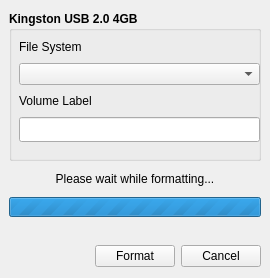
Qt form staj-projeleri/quick-format/src/ui/quickFormat.ui (pars-linux/uludag) before a commit.
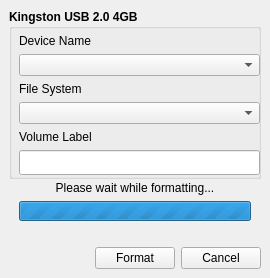
The same form after that commit.

Commit message: EXPERIMENTAL: Disk listing support

What changed in the file:
```diff
--- a/staj-projeleri/quick-format/src/ui/quickFormat.ui
+++ b/staj-projeleri/quick-format/src/ui/quickFormat.ui
@@ -47,13 +47,13 @@
       <property name="minimumSize">
        <size>
         <width>0</width>
-        <height>150</height>
+        <height>170</height>
        </size>
       </property>
       <property name="maximumSize">
        <size>
         <width>16777215</width>
-        <height>150</height>
+        <height>16777215</height>
        </size>
       </property>
       <property name="font">
@@ -74,10 +74,26 @@
          <x>10</x>
          <y>25</y>
          <width>241</width>
-         <height>106</height>
+         <height>141</height>
         </rect>
        </property>
        <layout class="QVBoxLayout" name="verticalLayout_2">
+        <item>
+         <widget class="QLabel" name="lbl_deviceName">
+          <property name="font">
+           <font>
+            <weight>50</weight>
+            <bold>false</bold>
+           </font>
+          </property>
+          <property name="text">
+           <string>Device Name</string>
+          </property>
+         </widget>
+        </item>
+        <item>
+         <widget class="QComboBox" name="cmb_deviceName"/>
+        </item>
         <item>
          <widget class="QLabel" name="lbl_fileSystem">
           <property name="font">
@@ -130,10 +146,47 @@
           </property>
          </widget>
         </item>
+        <item>
+         <spacer name="verticalSpacer_2">
+          <property name="orientation">
+           <enum>Qt::Vertical</enum>
+          </property>
+          <property name="sizeHint" stdset="0">
+           <size>
+            <width>20</width>
+            <height>40</height>
+           </size>
+          </property>
+         </spacer>
+        </item>
        </layout>
       </widget>
      </widget>
     </item>
+    <item>
+     <spacer name="verticalSpacer">
+      <property name="orientation">
+       <enum>Qt::Vertical</enum>
+      </property>
+      <property name="sizeHint" stdset="0">
+       <size>
+        <width>20</width>
+        <height>40</height>
+       </size>
+      </property>
+     </spacer>
+    </item>
+    <item>
+     <layout class="QVBoxLayout" name="verticalLayout_3">
+      <property name="leftMargin">
+       <number>10</number>
+      </property>
+      <property name="rightMargin">
+       <number>10</number>
+      </property>
+      <property name="bottomMargin">
+       <number>20</number>
+      </property>
     <item>
      <widget class="QLabel" name="lbl_progress">
       <property name="maximumSize">
@@ -171,7 +224,7 @@
        <number>0</number>
       </property>
       <property name="value">
-       <number>56751</number>
+         <number>192831</number>
       </property>
       <property name="textVisible">
        <bool>true</bool>
@@ -190,21 +243,7 @@
       </property>
      </widget>
     </item>
-    <item>
-     <spacer name="verticalSpacer">
-      <property name="orientation">
-       <enum>Qt::Vertical</enum>
-      </property>
-      <property name="sizeType">
-       <enum>QSizePolicy::Fixed</enum>
-      </property>
-      <property name="sizeHint" stdset="0">
-       <size>
-        <width>20</width>
-        <height>20</height>
-       </size>
-      </property>
-     </spacer>
+     </layout>
     </item>
     <item>
      <layout class="QHBoxLayout" name="horizontalLayout">
```
Left out of the diff: 2 changed lines with no effect on the pictures. Lines whose indentation alone changed are shown as unchanged. The commit also changes 1 other file.
